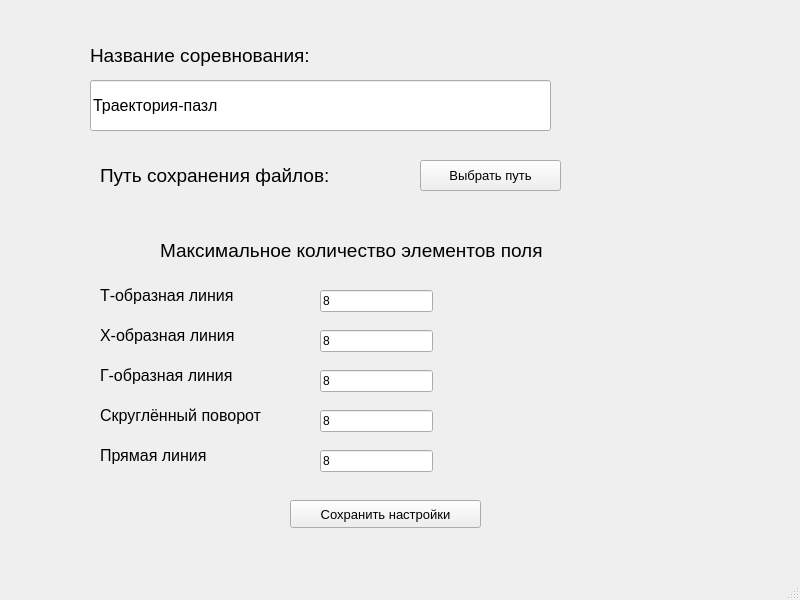
Qt form settings.ui (LenkaVelegurina/Map_generator) before a commit.
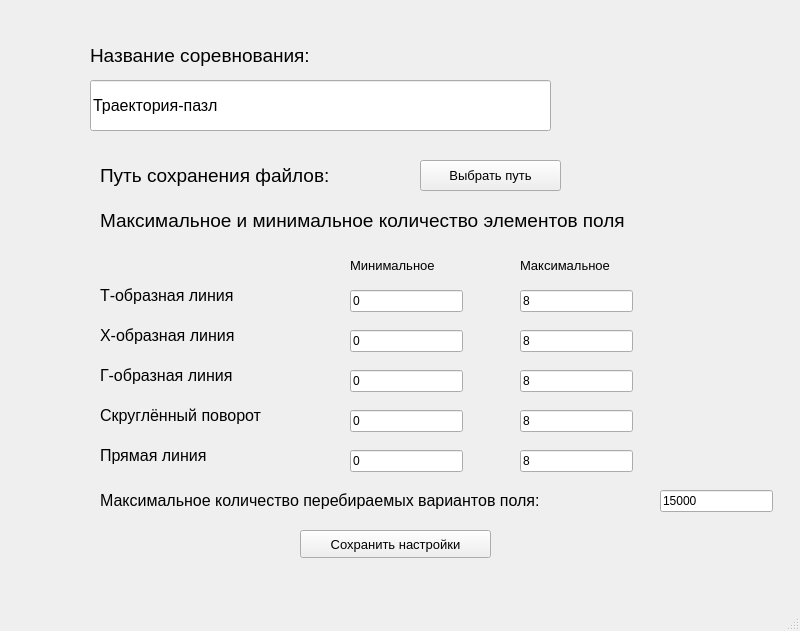
The same form after that commit.

Diff of the .ui file:
```diff
--- a/settings.ui
+++ b/settings.ui
@@ -7,7 +7,7 @@
     <x>0</x>
     <y>0</y>
     <width>800</width>
-    <height>600</height>
+    <height>631</height>
    </rect>
   </property>
   <property name="windowTitle">
@@ -17,8 +17,8 @@
    <widget class="QPushButton" name="save_settings">
     <property name="geometry">
      <rect>
-      <x>290</x>
-      <y>500</y>
+      <x>300</x>
+      <y>530</y>
       <width>191</width>
       <height>28</height>
      </rect>
@@ -125,9 +125,9 @@
    <widget class="QLabel" name="label_6">
     <property name="geometry">
      <rect>
-      <x>160</x>
-      <y>220</y>
-      <width>621</width>
+      <x>100</x>
+      <y>190</y>
+      <width>671</width>
       <height>61</height>
      </rect>
     </property>
@@ -137,13 +137,13 @@
      </font>
     </property>
     <property name="text">
-     <string>Максимальное количество элементов поля</string>
+     <string>Максимальное и минимальное количество элементов поля</string>
     </property>
    </widget>
    <widget class="QLineEdit" name="lineEdit">
     <property name="geometry">
      <rect>
-      <x>320</x>
+      <x>520</x>
       <y>290</y>
       <width>113</width>
       <height>22</height>
@@ -156,7 +156,7 @@
    <widget class="QLineEdit" name="lineEdit_2">
     <property name="geometry">
      <rect>
-      <x>320</x>
+      <x>520</x>
       <y>330</y>
       <width>113</width>
       <height>22</height>
@@ -187,7 +187,7 @@
    <widget class="QLineEdit" name="lineEdit_3">
     <property name="geometry">
      <rect>
-      <x>320</x>
+      <x>520</x>
       <y>370</y>
       <width>113</width>
       <height>22</height>
@@ -218,7 +218,7 @@
    <widget class="QLineEdit" name="lineEdit_4">
     <property name="geometry">
      <rect>
-      <x>320</x>
+      <x>520</x>
       <y>410</y>
       <width>113</width>
       <height>22</height>
@@ -249,7 +249,7 @@
    <widget class="QLineEdit" name="lineEdit_5">
     <property name="geometry">
      <rect>
-      <x>320</x>
+      <x>520</x>
       <y>450</y>
       <width>113</width>
       <height>22</height>
@@ -277,6 +277,138 @@
      <string>Скруглённый поворот</string>
     </property>
    </widget>
+   <widget class="QLineEdit" name="lineEdit_6">
+    <property name="geometry">
+     <rect>
+      <x>350</x>
+      <y>410</y>
+      <width>113</width>
+      <height>22</height>
+     </rect>
+    </property>
+    <property name="text">
+     <string>0</string>
+    </property>
+   </widget>
+   <widget class="QLineEdit" name="lineEdit_7">
+    <property name="geometry">
+     <rect>
+      <x>350</x>
+      <y>290</y>
+      <width>113</width>
+      <height>22</height>
+     </rect>
+    </property>
+    <property name="text">
+     <string>0</string>
+    </property>
+   </widget>
+   <widget class="QLineEdit" name="lineEdit_8">
+    <property name="geometry">
+     <rect>
+      <x>350</x>
+      <y>370</y>
+      <width>113</width>
+      <height>22</height>
+     </rect>
+    </property>
+    <property name="text">
+     <string>0</string>
+    </property>
+   </widget>
+   <widget class="QLineEdit" name="lineEdit_9">
+    <property name="geometry">
+     <rect>
+      <x>350</x>
+      <y>450</y>
+      <width>113</width>
+      <height>22</height>
+     </rect>
+    </property>
+    <property name="text">
+     <string>0</string>
+    </property>
+   </widget>
+   <widget class="QLineEdit" name="lineEdit_10">
+    <property name="geometry">
+     <rect>
+      <x>350</x>
+      <y>330</y>
+      <width>113</width>
+      <height>22</height>
+     </rect>
+    </property>
+    <property name="text">
+     <string>0</string>
+    </property>
+   </widget>
+   <widget class="QLabel" name="label_9">
+    <property name="geometry">
+     <rect>
+      <x>350</x>
+      <y>250</y>
+      <width>131</width>
+      <height>31</height>
+     </rect>
+    </property>
+    <property name="font">
+     <font>
+      <pointsize>10</pointsize>
+     </font>
+    </property>
+    <property name="text">
+     <string>Минимальное</string>
+    </property>
+   </widget>
+   <widget class="QLabel" name="label_10">
+    <property name="geometry">
+     <rect>
+      <x>520</x>
+      <y>250</y>
+      <width>131</width>
+      <height>31</height>
+     </rect>
+    </property>
+    <property name="font">
+     <font>
+      <pointsize>10</pointsize>
+     </font>
+    </property>
+    <property name="text">
+     <string>Максимальное</string>
+    </property>
+   </widget>
+   <widget class="QLabel" name="label_11">
+    <property name="geometry">
+     <rect>
+      <x>100</x>
+      <y>480</y>
+      <width>551</width>
+      <height>41</height>
+     </rect>
+    </property>
+    <property name="font">
+     <font>
+      <pointsize>12</pointsize>
+     </font>
+    </property>
+    <property name="text">
+     <string>Максимальное количество перебираемых вариантов поля:</string>
+    </property>
+   </widget>
+   <widget class="QLineEdit" name="lineEdit_11">
+    <property name="geometry">
+     <rect>
+      <x>660</x>
+      <y>490</y>
+      <width>113</width>
+      <height>22</height>
+     </rect>
+    </property>
+    <property name="text">
+     <string>15000</string>
+    </property>
+   </widget>
   </widget>
   <widget class="QMenuBar" name="menubar">
    <property name="geometry">
```
